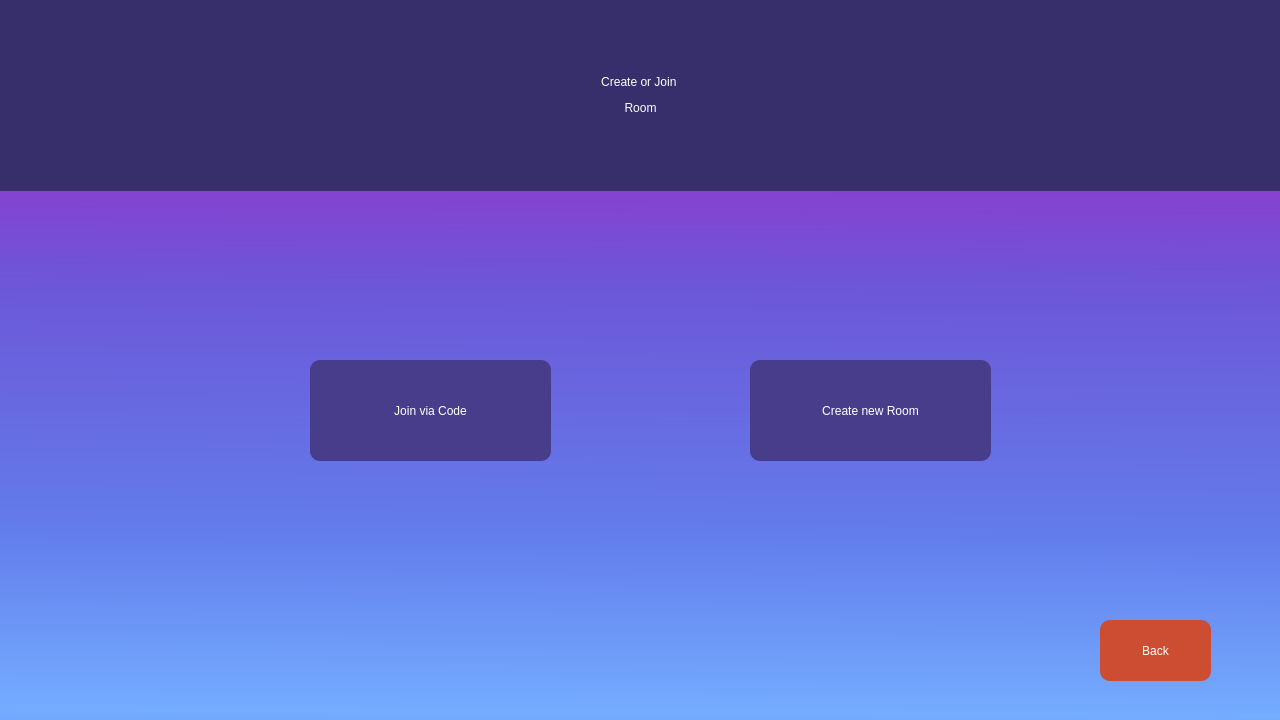
First picture: the form in Client/Client/PlayForm.ui, repository Mihnea11/Triviador, before the edit.
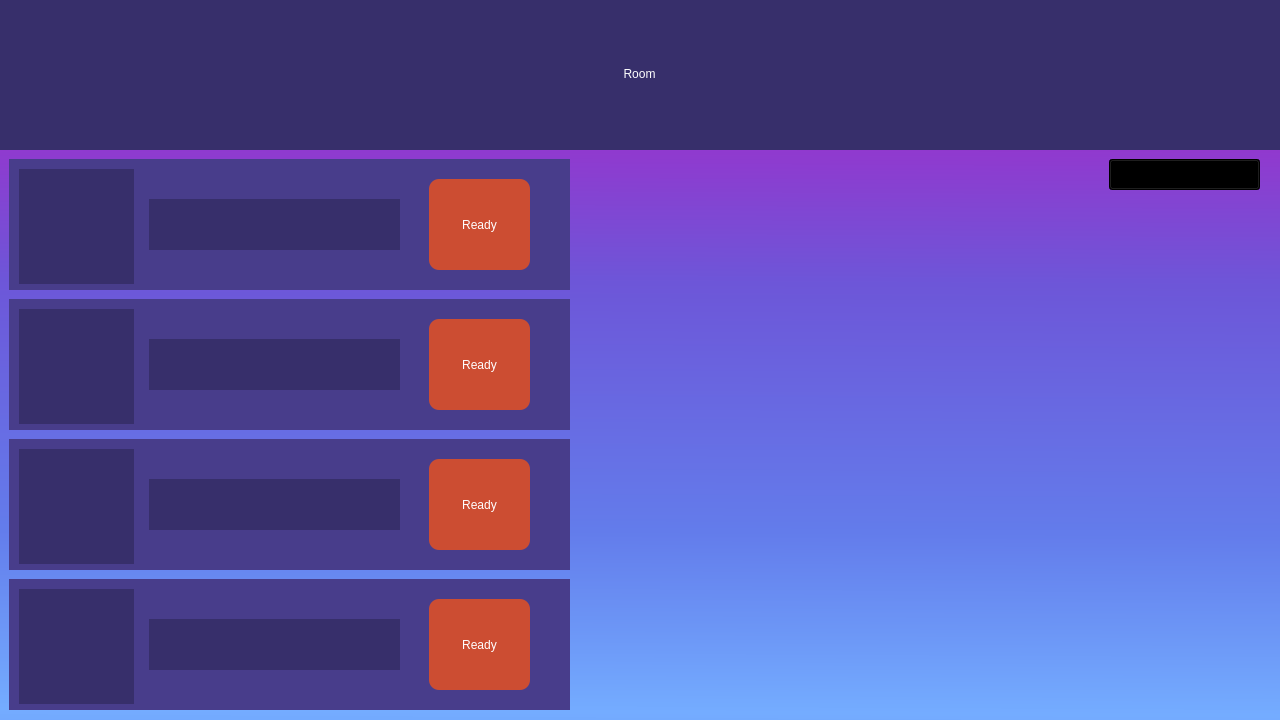
Second picture: the form after the edit.

Commit message: Created Room Form

Diff of the .ui file:
```diff
--- a/Client/Client/PlayForm.ui
+++ b/Client/Client/PlayForm.ui
@@ -112,16 +112,320 @@
      </rect>
     </property>
     <property name="styleSheet">
-     <string notr="true">background-color: rgb(204, 77, 50);
-font: 700 14pt &quot;Segoe UI&quot;;
+     <string notr="true">border: 2px;
 color: rgb(255, 255, 255);
-border: 2px;
-border-radius: 10px;</string>
+border-radius: 10px;
+font: 700 16pt &quot;Segoe UI&quot;;
+background-color: rgb(204, 77, 50);</string>
     </property>
     <property name="text">
      <string>Back</string>
     </property>
    </widget>
+   <widget class="QWidget" name="RoomForm" native="true">
+    <property name="geometry">
+     <rect>
+      <x>-1</x>
+      <y>-1</y>
+      <width>1281</width>
+      <height>721</height>
+     </rect>
+    </property>
+    <property name="styleSheet">
+     <string notr="true"/>
+    </property>
+    <widget class="QLabel" name="RoomText">
+     <property name="geometry">
+      <rect>
+       <x>0</x>
+       <y>0</y>
+       <width>1281</width>
+       <height>151</height>
+      </rect>
+     </property>
+     <property name="styleSheet">
+      <string notr="true">background-color: rgb(55, 47, 107);
+color: rgb(255, 255, 255);
+font: 700 30pt &quot;Segoe UI&quot;;</string>
+     </property>
+     <property name="text">
+      <string>&lt;html&gt;&lt;head/&gt;&lt;body&gt;&lt;p align=&quot;center&quot;&gt;Room&lt;/p&gt;&lt;/body&gt;&lt;/html&gt;</string>
+     </property>
+     <property name="alignment">
+      <set>Qt::AlignCenter</set>
+     </property>
+    </widget>
+    <widget class="QComboBox" name="RoomPlayers">
+     <property name="geometry">
+      <rect>
+       <x>1110</x>
+       <y>160</y>
+       <width>151</width>
+       <height>31</height>
+      </rect>
+     </property>
+    </widget>
+    <widget class="QWidget" name="RoomPlayer1" native="true">
+     <property name="geometry">
+      <rect>
+       <x>10</x>
+       <y>160</y>
+       <width>561</width>
+       <height>131</height>
+      </rect>
+     </property>
+     <property name="styleSheet">
+      <string notr="true">background-color: rgb(72, 61, 139);</string>
+     </property>
+     <widget class="QLabel" name="RoomPlayer1ProfilePicture">
+      <property name="geometry">
+       <rect>
+        <x>10</x>
+        <y>10</y>
+        <width>115</width>
+        <height>115</height>
+       </rect>
+      </property>
+      <property name="styleSheet">
+       <string notr="true">background-color: rgb(55, 47, 107);</string>
+      </property>
+      <property name="text">
+       <string/>
+      </property>
+     </widget>
+     <widget class="QLabel" name="RoomPlayer1Username">
+      <property name="geometry">
+       <rect>
+        <x>140</x>
+        <y>40</y>
+        <width>251</width>
+        <height>51</height>
+       </rect>
+      </property>
+      <property name="styleSheet">
+       <string notr="true">background-color: rgb(55, 47, 107);</string>
+      </property>
+      <property name="text">
+       <string/>
+      </property>
+     </widget>
+     <widget class="QPushButton" name="RoomPlayer1Ready">
+      <property name="geometry">
+       <rect>
+        <x>420</x>
+        <y>20</y>
+        <width>101</width>
+        <height>91</height>
+       </rect>
+      </property>
+      <property name="styleSheet">
+       <string notr="true">border: 2px;
+color: rgb(255, 255, 255);
+border-radius: 10px;
+font: 700 16pt &quot;Segoe UI&quot;;
+background-color: rgb(204, 77, 50);</string>
+      </property>
+      <property name="text">
+       <string>Ready</string>
+      </property>
+     </widget>
+    </widget>
+    <widget class="QWidget" name="RoomPlayer2" native="true">
+     <property name="geometry">
+      <rect>
+       <x>10</x>
+       <y>300</y>
+       <width>561</width>
+       <height>131</height>
+      </rect>
+     </property>
+     <property name="styleSheet">
+      <string notr="true">background-color: rgb(72, 61, 139);</string>
+     </property>
+     <widget class="QLabel" name="RoomPlayer2ProfilePicture">
+      <property name="geometry">
+       <rect>
+        <x>10</x>
+        <y>10</y>
+        <width>115</width>
+        <height>115</height>
+       </rect>
+      </property>
+      <property name="styleSheet">
+       <string notr="true">background-color: rgb(55, 47, 107);</string>
+      </property>
+      <property name="text">
+       <string/>
+      </property>
+     </widget>
+     <widget class="QLabel" name="RoomPlayer2Username">
+      <property name="geometry">
+       <rect>
+        <x>140</x>
+        <y>40</y>
+        <width>251</width>
+        <height>51</height>
+       </rect>
+      </property>
+      <property name="styleSheet">
+       <string notr="true">background-color: rgb(55, 47, 107);</string>
+      </property>
+      <property name="text">
+       <string/>
+      </property>
+     </widget>
+     <widget class="QPushButton" name="RoomPlayer2Ready">
+      <property name="geometry">
+       <rect>
+        <x>420</x>
+        <y>20</y>
+        <width>101</width>
+        <height>91</height>
+       </rect>
+      </property>
+      <property name="styleSheet">
+       <string notr="true">border: 2px;
+color: rgb(255, 255, 255);
+border-radius: 10px;
+font: 700 16pt &quot;Segoe UI&quot;;
+background-color: rgb(204, 77, 50);</string>
+      </property>
+      <property name="text">
+       <string>Ready</string>
+      </property>
+     </widget>
+    </widget>
+    <widget class="QWidget" name="RoomPlayer3" native="true">
+     <property name="geometry">
+      <rect>
+       <x>10</x>
+       <y>440</y>
+       <width>561</width>
+       <height>131</height>
+      </rect>
+     </property>
+     <property name="styleSheet">
+      <string notr="true">background-color: rgb(72, 61, 139);</string>
+     </property>
+     <widget class="QLabel" name="RoomPlayer3ProfilePicture">
+      <property name="geometry">
+       <rect>
+        <x>10</x>
+        <y>10</y>
+        <width>115</width>
+        <height>115</height>
+       </rect>
+      </property>
+      <property name="styleSheet">
+       <string notr="true">background-color: rgb(55, 47, 107);</string>
+      </property>
+      <property name="text">
+       <string/>
+      </property>
+     </widget>
+     <widget class="QLabel" name="RoomPlayer3Username">
+      <property name="geometry">
+       <rect>
+        <x>140</x>
+        <y>40</y>
+        <width>251</width>
+        <height>51</height>
+       </rect>
+      </property>
+      <property name="styleSheet">
+       <string notr="true">background-color: rgb(55, 47, 107);</string>
+      </property>
+      <property name="text">
+       <string/>
+      </property>
+     </widget>
+     <widget class="QPushButton" name="RoomPlayer3Ready">
+      <property name="geometry">
+       <rect>
+        <x>420</x>
+        <y>20</y>
+        <width>101</width>
+        <height>91</height>
+       </rect>
+      </property>
+      <property name="styleSheet">
+       <string notr="true">border: 2px;
+color: rgb(255, 255, 255);
+border-radius: 10px;
+font: 700 16pt &quot;Segoe UI&quot;;
+background-color: rgb(204, 77, 50);</string>
+      </property>
+      <property name="text">
+       <string>Ready</string>
+      </property>
+     </widget>
+    </widget>
+    <widget class="QWidget" name="RoomPlayer4" native="true">
+     <property name="geometry">
+      <rect>
+       <x>10</x>
+       <y>580</y>
+       <width>561</width>
+       <height>131</height>
+      </rect>
+     </property>
+     <property name="styleSheet">
+      <string notr="true">background-color: rgb(72, 61, 139);</string>
+     </property>
+     <widget class="QLabel" name="RoomPlayer4ProfilePicture">
+      <property name="geometry">
+       <rect>
+        <x>10</x>
+        <y>10</y>
+        <width>115</width>
+        <height>115</height>
+       </rect>
+      </property>
+      <property name="styleSheet">
+       <string notr="true">background-color: rgb(55, 47, 107);</string>
+      </property>
+      <property name="text">
+       <string/>
+      </property>
+     </widget>
+     <widget class="QLabel" name="RoomPlayer4Username">
+      <property name="geometry">
+       <rect>
+        <x>140</x>
+        <y>40</y>
+        <width>251</width>
+        <height>51</height>
+       </rect>
+      </property>
+      <property name="styleSheet">
+       <string notr="true">background-color: rgb(55, 47, 107);</string>
+      </property>
+      <property name="text">
+       <string/>
+      </property>
+     </widget>
+     <widget class="QPushButton" name="RoomPlayer4Ready">
+      <property name="geometry">
+       <rect>
+        <x>420</x>
+        <y>20</y>
+        <width>101</width>
+        <height>91</height>
+       </rect>
+      </property>
+      <property name="styleSheet">
+       <string notr="true">border: 2px;
+color: rgb(255, 255, 255);
+border-radius: 10px;
+font: 700 16pt &quot;Segoe UI&quot;;
+background-color: rgb(204, 77, 50);</string>
+      </property>
+      <property name="text">
+       <string>Ready</string>
+      </property>
+     </widget>
+    </widget>
+   </widget>
   </widget>
  </widget>
  <resources/>
```
The commit also changes 4 other files.
